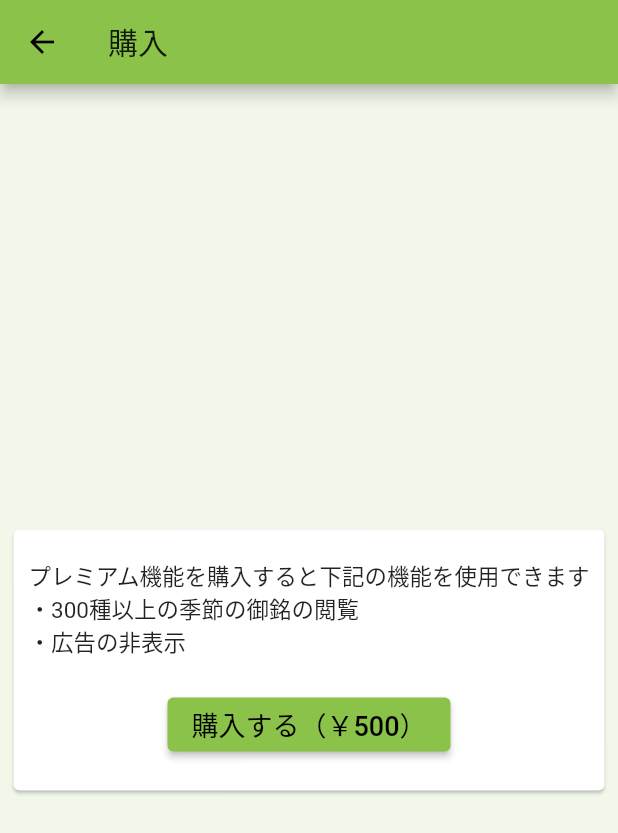
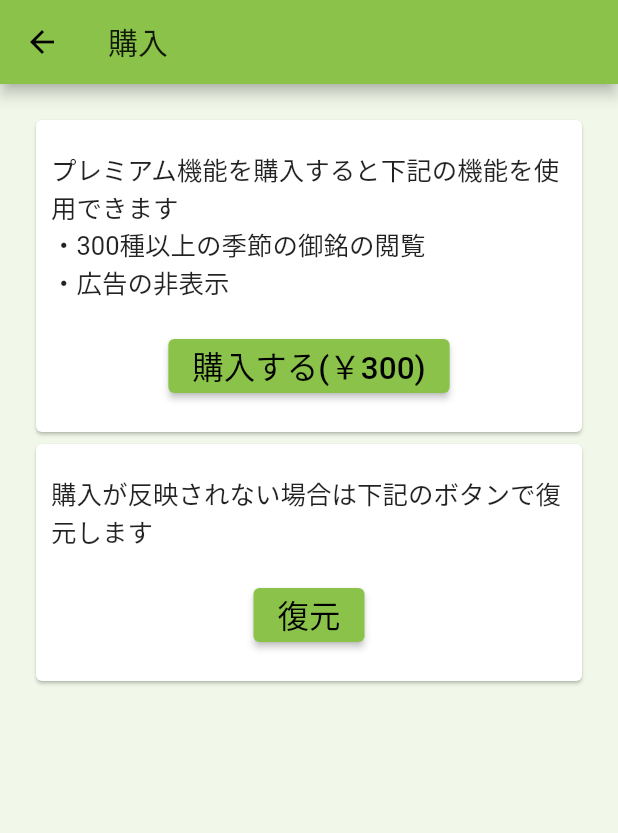
Before and after one commit to hmbl7graze/seasonal_inscription, a Flutter app: the screen it shows after launch, in the side drawer, after a tap on "アプリ内購入", on a phone screen of 412 x 824 dp. Shown: the top 833 px of the screen. Run offline on Flutter 3.47's test engine with Material 2 defaults, Android fonts, the phone set to English and light mode, and no system bars; our stand-ins replace flutter_hooks, flutter_local_notifications, flutter_native_timezone, flutter_sticky_header, google_mobile_ads, hive and 4 more; accounts and stored records are empty; network calls fail; Roboto replaces fonts that are missing (Hannari).

Commit message:
購入ページを調整

```diff
--- a/lib/purchase_page.dart
+++ b/lib/purchase_page.dart
@@ -8,8 +8,11 @@ class PurchasePage extends StatelessWidget {
         title: const Text('購入', style: TextStyle(fontFamily: 'Hannari'),),
       ),
       body: Container(
+        padding: EdgeInsets.all(20),
         child: Center(
-          child: Card(
+          child: Column(
+            children: [
+              Card(
                 child: Column(
                   mainAxisSize: MainAxisSize.min,
                   children: [
@@ -19,22 +22,54 @@ class PurchasePage extends StatelessWidget {
                         'プレミアム機能を購入すると下記の機能を使用できます'
                             '\n・300種以上の季節の御銘の閲覧'
                             '\n・広告の非表示',
-                    style: TextStyle(fontSize: 15),
+                        style: TextStyle(fontSize: 17),
                       ),
                     ),
                     Padding(
                       padding: const EdgeInsets.fromLTRB(10, 10, 10, 20),
                       child: ElevatedButton(
-                    onPressed: () => Navigator.pop(context),
-                    child: const Text('購入する（￥500）',
-                      style: TextStyle(fontSize: 18),),
+                        onPressed: () => onPurchaseButtonClick(context),
+                        child: const Text('購入する(￥300)',
+                          style: TextStyle(fontSize: 21),),
                       ),
                     )
                   ],
                 ),
               ),
+              Card(
+                child: Column(
+                  mainAxisSize: MainAxisSize.min,
+                  children: [
+                    const Padding(
+                      padding: EdgeInsets.fromLTRB(10, 20, 10, 10),
+                      child: Text(
+                        '購入が反映されない場合は下記のボタンで復元します',
+                        style: TextStyle(fontSize: 17),
+                      ),
+                    ),
+                    Padding(
+                      padding: const EdgeInsets.fromLTRB(10, 10, 10, 20),
+                      child: ElevatedButton(
+                        onPressed: () => onRestoreButtonClick(context),
+                        child: const Text('復元',
+                          style: TextStyle(fontSize: 21),),
+                      ),
+                    )
+                  ],
+                ),
+              ),
+            ],
+          )
         )
       ),
     );
   }
+
+  void onPurchaseButtonClick(BuildContext context){
+    Navigator.pop(context);
   }
+
+  void onRestoreButtonClick(BuildContext context){
+    Navigator.pop(context);
+  }
+}
```
Lines whose indentation alone changed are shown as unchanged.
